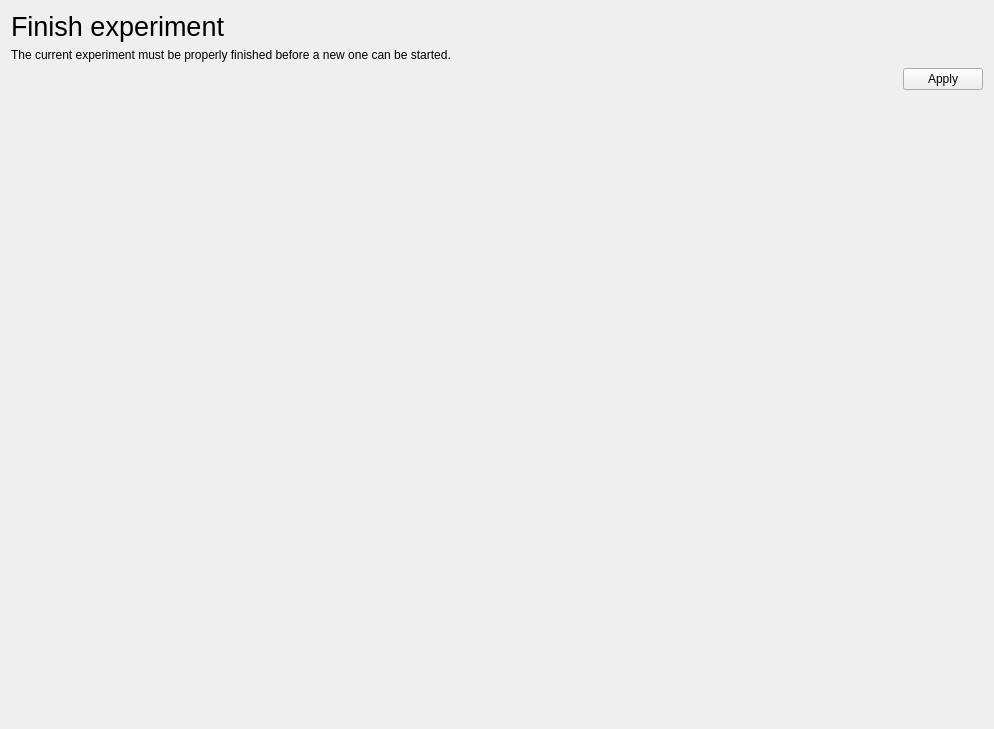
This is nicos_ess/gui/panels/ui_files/finish_exp.ui in mlz-ictrl/nicos as Qt 5 draws it before an edit. The edited form follows.
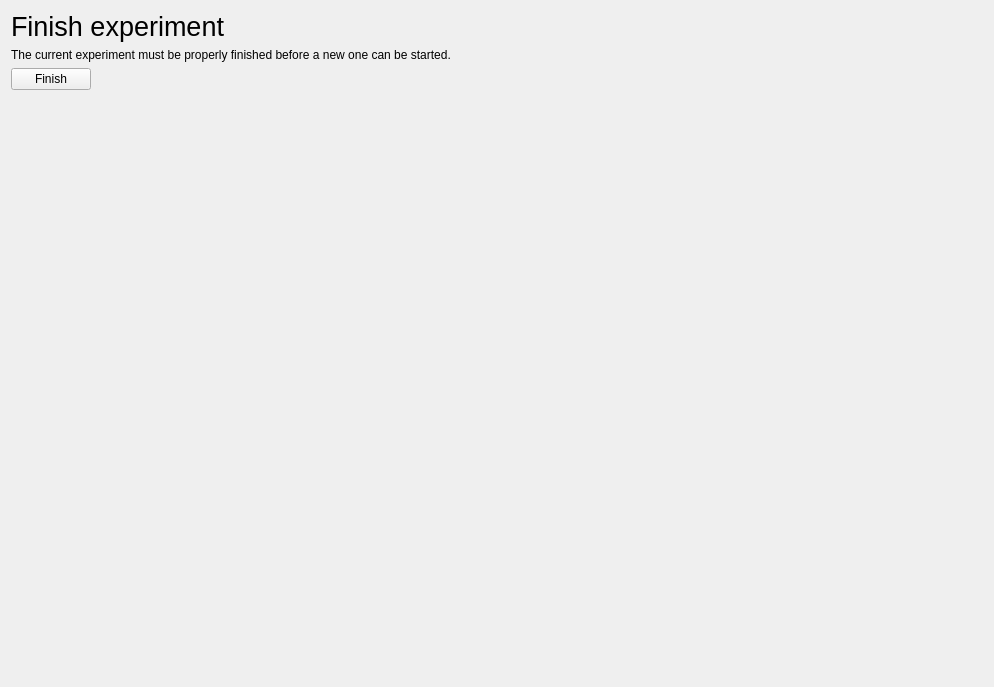
This is the edited form.

Commit message: Removing dialog button box and putting proper finish button in panel

What changed in the file:
```diff
--- a/nicos_ess/gui/panels/ui_files/finish_exp.ui
+++ b/nicos_ess/gui/panels/ui_files/finish_exp.ui
@@ -7,7 +7,7 @@
     <x>0</x>
     <y>0</y>
     <width>994</width>
-    <height>729</height>
+    <height>687</height>
    </rect>
   </property>
   <property name="sizePolicy">
@@ -49,9 +49,18 @@
     </widget>
    </item>
    <item>
-    <widget class="QDialogButtonBox" name="finishButton">
-     <property name="standardButtons">
-      <set>QDialogButtonBox::Apply</set>
+    <widget class="QPushButton" name="finishButton">
+     <property name="sizePolicy">
+      <sizepolicy hsizetype="Fixed" vsizetype="Fixed">
+       <horstretch>0</horstretch>
+       <verstretch>0</verstretch>
+      </sizepolicy>
+     </property>
+     <property name="text">
+      <string>Finish</string>
+     </property>
+     <property name="default">
+      <bool>false</bool>
      </property>
     </widget>
    </item>
```
